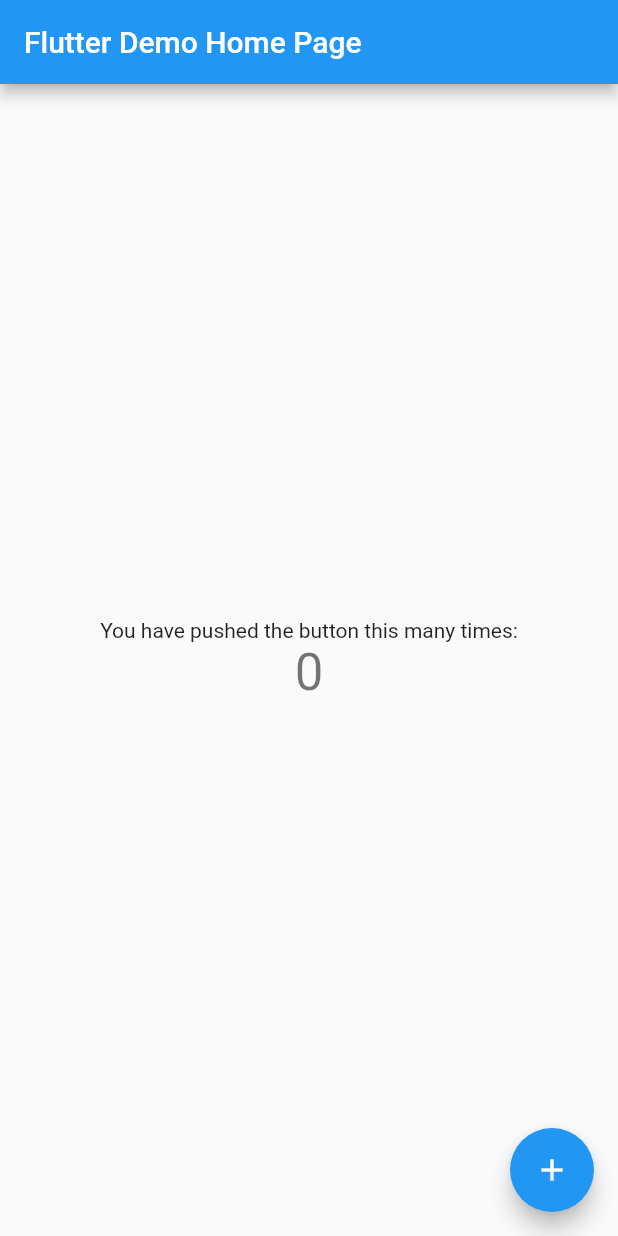
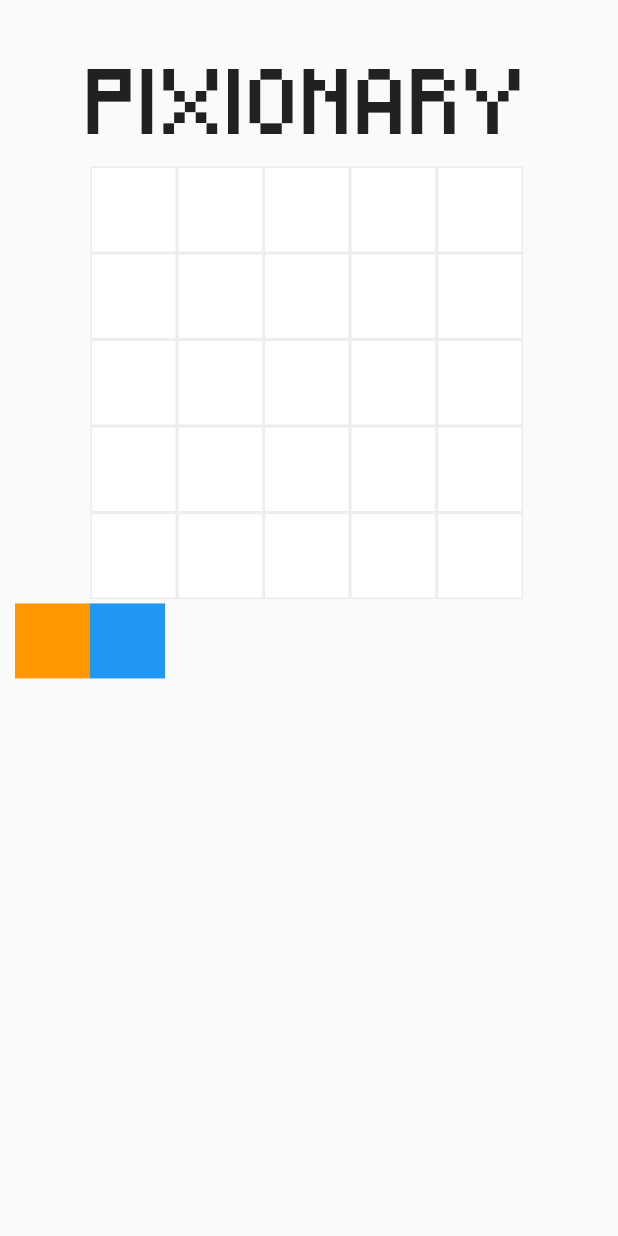
Before and after one commit to visprasadh/pixionary, a Flutter app: the screen it shows after launch, on a phone screen of 412 x 824 dp. Run offline on Flutter 3.47's test engine with Material 2 defaults, Android fonts, the phone set to English and light mode, and no system bars.

Commit message:
Prototype done

```diff
--- /dev/null
+++ b/lib/artboard.dart
@@ -0,0 +1,55 @@
+import 'package:flutter/material.dart';
+
+import 'tile.dart';
+
+class ArtBoard extends StatefulWidget {
+  final Color color;
+  final int size;
+
+  const ArtBoard({
+    required this.color,
+    required this.size,
+  });
+
+  @override
+  State<ArtBoard> createState() => _ArtBoardState();
+}
+
+class _ArtBoardState extends State<ArtBoard> {
+  @override
+  Widget build(BuildContext context) {
+    final double screenWidth = MediaQuery.of(context).size.width;
+    final double screenHeight = MediaQuery.of(context).size.height;
+    final double dimension =
+        (screenHeight > screenWidth) ? screenWidth * 0.7 : screenHeight * 0.7;
+    final double side = dimension / widget.size;
+    final columnList = <Row>[];
+    final rowList = <Tile>[];
+
+    void generateLists() {
+      for (int i = 0; i < widget.size; i++) {
+        rowList.add(
+          Tile(
+            color: widget.color,
+            side: side,
+          ),
+        );
+      }
+      Row row = Row(children: rowList);
+      for (int i = 0; i < widget.size; i++) {
+        columnList.add(row);
+      }
+    }
+
+    generateLists();
+
+    return Container(
+      alignment: Alignment.center,
+      height: dimension * 1.01,
+      width: dimension * 1.01,
+      child: Column(
+        children: columnList,
+      ),
+    );
+  }
+}
--- /dev/null
+++ b/lib/homePage.dart
@@ -0,0 +1,61 @@
+import 'package:flutter/material.dart';
+import 'package:pixionary/artboard.dart';
+import 'package:pixionary/tile.dart';
+
+class HomePage extends StatefulWidget {
+  const HomePage({Key? key}) : super(key: key);
+
+  @override
+  State<HomePage> createState() => _HomePageState();
+}
+
+class _HomePageState extends State<HomePage> {
+  bool enabled = false;
+  Color color = Colors.yellow;
+  @override
+  Widget build(BuildContext context) {
+    return Scaffold(
+        body: Padding(
+      padding: const EdgeInsets.all(10.0),
+      child: Column(
+        children: [
+          const Text(
+            'PIXIONARY',
+            style: TextStyle(
+              fontSize: 36,
+              fontFamily: 'Pixeled',
+            ),
+          ),
+          ArtBoard(
+            color: color,
+            size: 5,
+          ),
+          Row(
+            children: [
+              GestureDetector(
+                onTap: () => setState(() {
+                  color = Colors.orange;
+                }),
+                child: Container(
+                  height: 50,
+                  width: 50,
+                  color: Colors.orange,
+                ),
+              ),
+              GestureDetector(
+                onTap: () => setState(() {
+                  color = Colors.blue;
+                }),
+                child: Container(
+                  height: 50,
+                  width: 50,
+                  color: Colors.blue,
+                ),
+              ),
+            ],
+          ),
+        ],
+      ),
+    ));
+  }
+}
--- a/lib/main.dart
+++ b/lib/main.dart
@@ -1,115 +1,19 @@
 import 'package:flutter/material.dart';
+import 'package:pixionary/homePage.dart';
 
-void main() {
-  runApp(const MyApp());
-}
+void main() => runApp(const MyApp());
 
 class MyApp extends StatelessWidget {
   const MyApp({Key? key}) : super(key: key);
 
-  // This widget is the root of your application.
   @override
   Widget build(BuildContext context) {
     return MaterialApp(
       title: 'Flutter Demo',
       theme: ThemeData(
-        // This is the theme of your application.
-        //
-        // Try running your application with "flutter run". You'll see the
-        // application has a blue toolbar. Then, without quitting the app, try
-        // changing the primarySwatch below to Colors.green and then invoke
-        // "hot reload" (press "r" in the console where you ran "flutter run",
-        // or simply save your changes to "hot reload" in a Flutter IDE).
-        // Notice that the counter didn't reset back to zero; the application
-        // is not restarted.
-        primarySwatch: Colors.blue,
+        primarySwatch: Colors.deepPurple,
       ),
-      home: const MyHomePage(title: 'Flutter Demo Home Page'),
+      home: const HomePage(),
     );
   }
 }
-
-class MyHomePage extends StatefulWidget {
-  const MyHomePage({Key? key, required this.title}) : super(key: key);
-
-  // This widget is the home page of your application. It is stateful, meaning
-  // that it has a State object (defined below) that contains fields that affect
-  // how it looks.
-
-  // This class is the configuration for the state. It holds the values (in this
-  // case the title) provided by the parent (in this case the App widget) and
-  // used by the build method of the State. Fields in a Widget subclass are
-  // always marked "final".
-
-  final String title;
-
-  @override
-  State<MyHomePage> createState() => _MyHomePageState();
-}
-
-class _MyHomePageState extends State<MyHomePage> {
-  int _counter = 0;
-
-  void _incrementCounter() {
-    setState(() {
-      // This call to setState tells the Flutter framework that something has
-      // changed in this State, which causes it to rerun the build method below
-      // so that the display can reflect the updated values. If we changed
-      // _counter without calling setState(), then the build method would not be
-      // called again, and so nothing would appear to happen.
-      _counter++;
-    });
-  }
-
-  @override
-  Widget build(BuildContext context) {
-    // This method is rerun every time setState is called, for instance as done
-    // by the _incrementCounter method above.
-    //
-    // The Flutter framework has been optimized to make rerunning build methods
-    // fast, so that you can just rebuild anything that needs updating rather
-    // than having to individually change instances of widgets.
-    return Scaffold(
-      appBar: AppBar(
-        // Here we take the value from the MyHomePage object that was created by
-        // the App.build method, and use it to set our appbar title.
-        title: Text(widget.title),
-      ),
-      body: Center(
-        // Center is a layout widget. It takes a single child and positions it
-        // in the middle of the parent.
-        child: Column(
-          // Column is also a layout widget. It takes a list of children and
-          // arranges them vertically. By default, it sizes itself to fit its
-          // children horizontally, and tries to be as tall as its parent.
-          //
-          // Invoke "debug painting" (press "p" in the console, choose the
-          // "Toggle Debug Paint" action from the Flutter Inspector in Android
-          // Studio, or the "Toggle Debug Paint" command in Visual Studio Code)
-          // to see the wireframe for each widget.
-          //
-          // Column has various properties to control how it sizes itself and
-          // how it positions its children. Here we use mainAxisAlignment to
-          // center the children vertically; the main axis here is the vertical
-          // axis because Columns are vertical (the cross axis would be
-          // horizontal).
-          mainAxisAlignment: MainAxisAlignment.center,
-          children: <Widget>[
-            const Text(
-              'You have pushed the button this many times:',
-            ),
-            Text(
-              '$_counter',
-              style: Theme.of(context).textTheme.headline4,
-            ),
-          ],
-        ),
-      ),
-      floatingActionButton: FloatingActionButton(
-        onPressed: _incrementCounter,
-        tooltip: 'Increment',
-        child: const Icon(Icons.add),
-      ), // This trailing comma makes auto-formatting nicer for build methods.
-    );
-  }
-}
--- /dev/null
+++ b/lib/tile.dart
@@ -0,0 +1,36 @@
+import 'package:flutter/material.dart';
+
+class Tile extends StatefulWidget {
+  final Color color;
+  final double side;
+
+  const Tile({
+    required this.color,
+    required this.side,
+  });
+
+  @override
+  State<Tile> createState() => _TileState();
+}
+
+class _TileState extends State<Tile> {
+  bool enabled = false;
+  @override
+  Widget build(BuildContext context) {
+    return GestureDetector(
+      onTap: () => setState(() {
+        enabled = !enabled;
+      }),
+      child: Container(
+        height: widget.side,
+        width: widget.side,
+        decoration: BoxDecoration(
+          color: enabled ? widget.color : Colors.white,
+          border: Border.all(
+            color: Colors.grey.withOpacity(0.2),
+          ),
+        ),
+      ),
+    );
+  }
+}
```
Also changed, not shown: pubspec.yaml (+4 -19 lines), assets/fonts/Pixeled.ttf (added), 1 other file.
